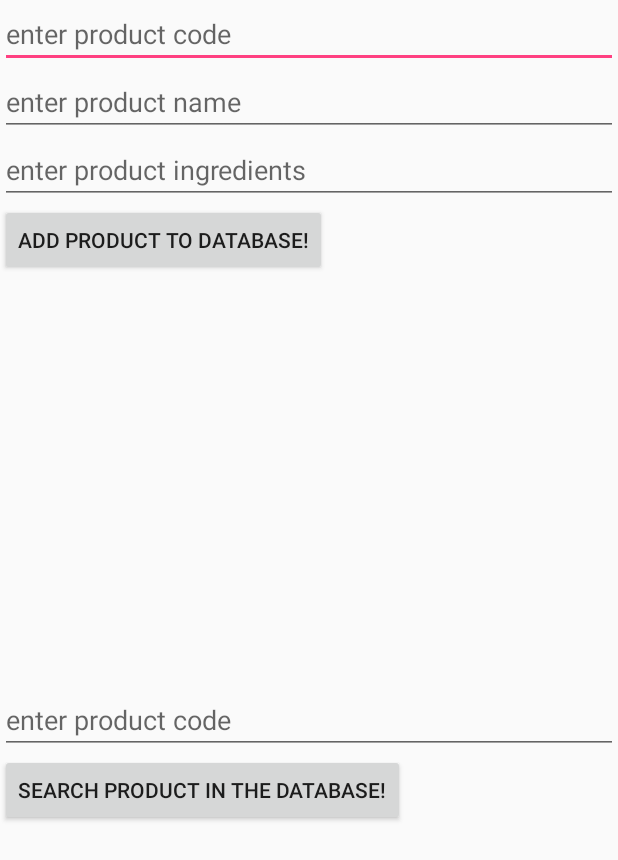
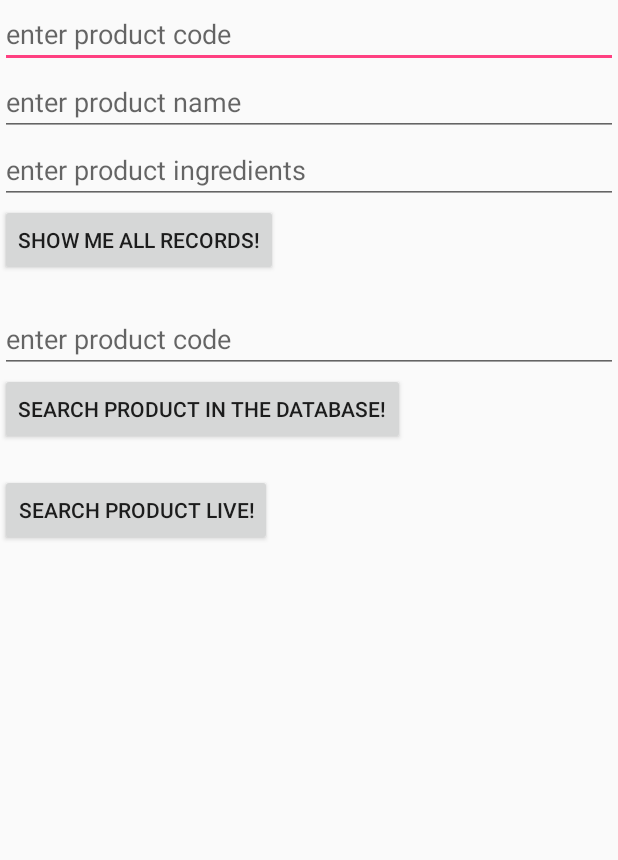
Before and after one commit to entropy88/LastHomework, an Android app: the layout activity_main.xml on its own in the app's theme, with its tools: preview values and no code run, on a phone screen of 412 x 824 dp. Shown: the top 860 px of the screen. Run offline under Robolectric (Android 15) with nearby library versions, the phone set to English and light mode, and no system bars.

Commit message:
progressing2

```diff
--- a/app/src/main/res/layout/activity_main.xml
+++ b/app/src/main/res/layout/activity_main.xml
@@ -9,6 +9,7 @@
     <!--android:layout_width="match_parent"-->
     <!--android:id="@+id/edt_product_id"-->
     <!--android:hint="enter product id"/>-->
+
 
     <EditText
         android:layout_height="wrap_content"
@@ -29,17 +30,16 @@
         android:hint="enter product ingredients"/>
 
     <Button
-        android:id="@+id/btn_add_product"
+        android:id="@+id/show_database"
         android:layout_width="wrap_content"
         android:layout_height="wrap_content"
-        android:text="Add product to database!"
+        android:text="Show me all records!"
          />
 
 <TextView
-    android:layout_width="wrap_content"
-    android:layout_height="0dp"
-    android:layout_weight="1"
-    android:id="@+id/tv_display_products"/>
+    android:layout_width="match_parent"
+    android:layout_height="wrap_content"
+     android:id="@+id/tv_display_products"/>
 
     <EditText
         android:layout_height="wrap_content"
@@ -54,8 +54,22 @@
         />
     <TextView
         android:layout_width="wrap_content"
+     android:layout_height="wrap_content"
+        android:id="@+id/tv_display_query_result"/>
+
+    <Button
+        android:id="@+id/btn_search_live"
+        android:layout_width="wrap_content"
+        android:layout_height="wrap_content"
+        android:text="Search product live!"
+        />
+    <ScrollView
+        android:layout_height="wrap_content"
+        android:layout_width="match_parent">
+    <TextView
+        android:layout_width="wrap_content"
         android:layout_height="0dp"
         android:layout_weight="1"
-        android:id="@+id/tv_display_query_result"/>
-
+        android:id="@+id/tv_display_live_result"/>
+    </ScrollView>
 </LinearLayout>
```
